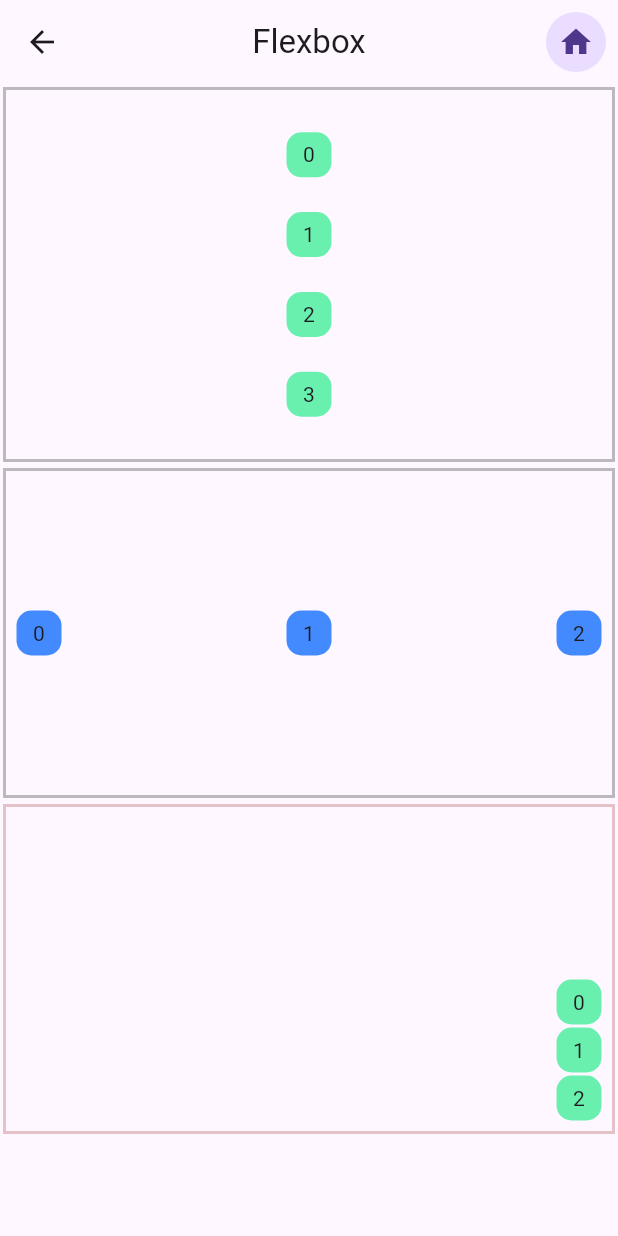
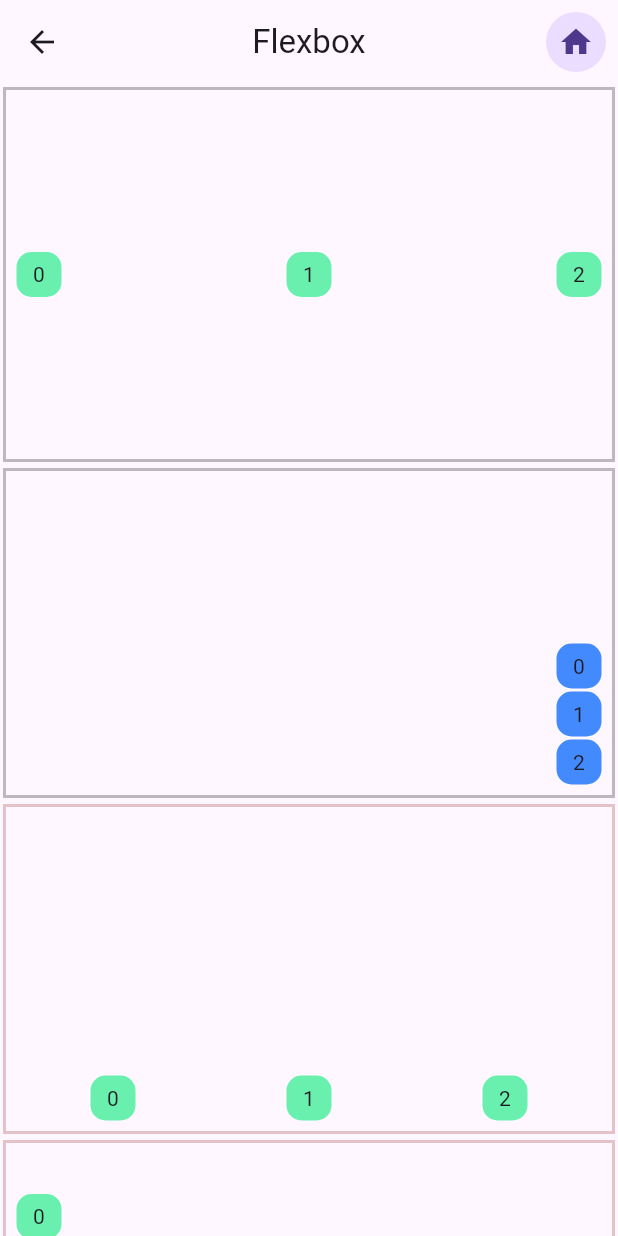
Before and after one commit to sganan81/flutter_guide_2025, a Flutter app: the FlexboxScreen screen opened directly, on a phone screen of 412 x 824 dp. Run offline on Flutter 3.47's test engine with Material 3 defaults, Android fonts, the phone set to English and light mode, and no system bars.

Commit message:
resoulución práctica flexbox

```diff
--- a/lib/screens/flexbox_screen.dart
+++ b/lib/screens/flexbox_screen.dart
@@ -34,11 +34,11 @@ class FlexboxScreen extends StatelessWidget {
                 color: const Color.fromARGB(65, 0, 0, 0),
               ),
             ),
-            child: Column(
-              mainAxisAlignment: MainAxisAlignment.spaceEvenly,
+            child: Row(
+              mainAxisAlignment: MainAxisAlignment.spaceBetween,
               crossAxisAlignment: CrossAxisAlignment.center,
               children: [
-                for (int i = 0; i < 4; i++)
+                for (int i = 0; i < 3; i++)
                   CreateContainer(
                     width: 30,
                     height: 30,
@@ -59,9 +59,9 @@ class FlexboxScreen extends StatelessWidget {
                 color: const Color.fromARGB(65, 0, 0, 0),
               ),
             ),
-            child: Row(
-              mainAxisAlignment: MainAxisAlignment.spaceBetween,
-              crossAxisAlignment: CrossAxisAlignment.center,
+            child: Column(
+              mainAxisAlignment: MainAxisAlignment.end,
+              crossAxisAlignment: CrossAxisAlignment.end,
               children: [
                 for (int i = 0; i < 3; i++)
                   CreateContainer(
@@ -84,9 +84,59 @@ class FlexboxScreen extends StatelessWidget {
                 color: const Color.fromARGB(65, 154, 41, 41),
               ),
             ),
+            child: Row(
+              mainAxisAlignment: MainAxisAlignment.spaceAround,
+              crossAxisAlignment: CrossAxisAlignment.end,
+              children: [
+                for (int i = 0; i < 3; i++)
+                  CreateContainer(
+                    width: 30,
+                    height: 30,
+                    margin: EdgeInsets.all(1),
+                    cajaColor: Colors.greenAccent,
+                    child: Text('$i'),
+                  ),
+              ],
+            ),
+          ),
+          Container(
+            padding: EdgeInsets.all(6),
+            margin: EdgeInsets.all(2),
+            height: 220,
+            decoration: BoxDecoration(
+              border: Border.all(
+                width: 2,
+                color: const Color.fromARGB(65, 154, 41, 41),
+              ),
+            ),
             child: Column(
+              mainAxisAlignment: MainAxisAlignment.spaceEvenly,
+              crossAxisAlignment: CrossAxisAlignment.start,
+              children: [
+                for (int i = 0; i < 3; i++)
+                  CreateContainer(
+                    width: 30,
+                    height: 30,
+                    margin: EdgeInsets.all(1),
+                    cajaColor: Colors.greenAccent,
+                    child: Text('$i'),
+                  ),
+              ],
+            ),
+          ),
+          Container(
+            padding: EdgeInsets.all(6),
+            margin: EdgeInsets.all(2),
+            height: 220,
+            decoration: BoxDecoration(
+              border: Border.all(
+                width: 2,
+                color: const Color.fromARGB(65, 154, 41, 41),
+              ),
+            ),
+            child: Row(
               mainAxisAlignment: MainAxisAlignment.end,
-              crossAxisAlignment: CrossAxisAlignment.end,
+              crossAxisAlignment: CrossAxisAlignment.start,
               children: [
                 for (int i = 0; i < 3; i++)
                   CreateContainer(
```
